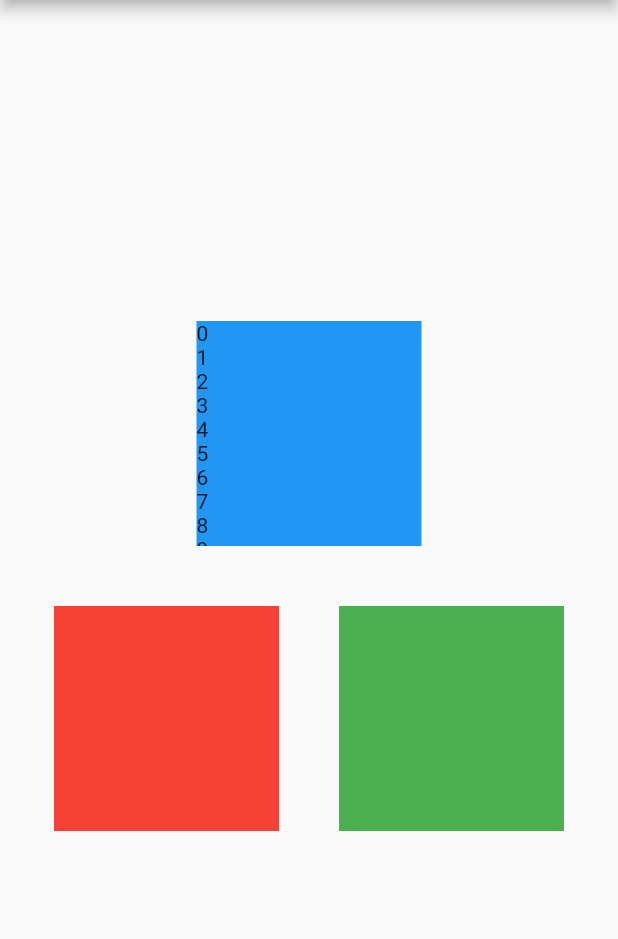
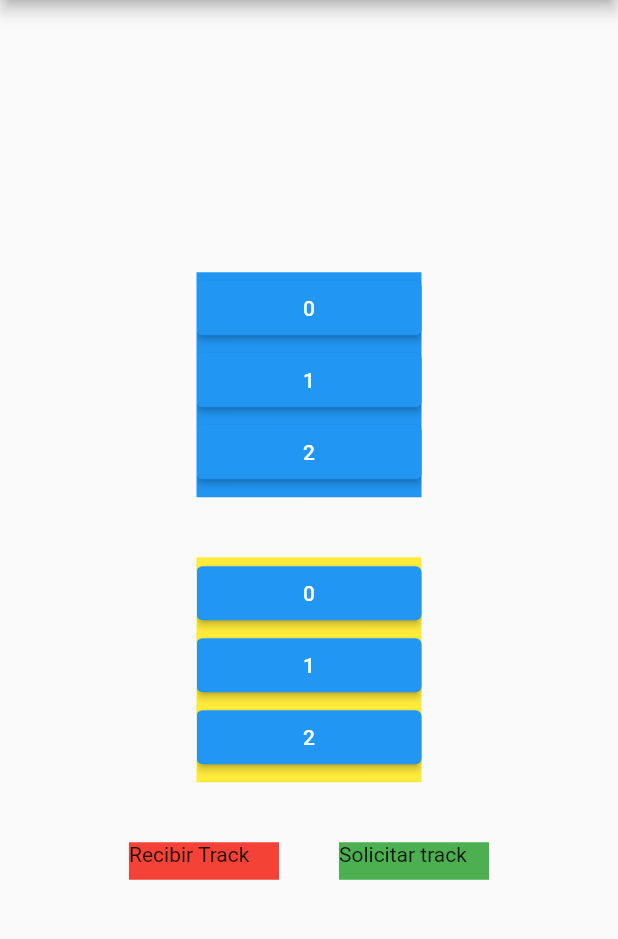
Before and after one commit to jhaos/EyeMe, a Flutter app: the screen it shows after launch, on a phone screen of 412 x 824 dp, the part 84-1023 px from its top. Run offline on Flutter 3.47's test engine with Material 2 defaults, Android fonts, the phone set to English and light mode, and no system bars.

```diff
--- a/lib/homepage.dart
+++ b/lib/homepage.dart
@@ -9,9 +9,7 @@ class HomePage extends StatefulWidget {
 }
 
 class _HomePageState extends State<HomePage> {
-  Widget _Track(_text){
-    return Text(_text);
-  }
+
 
   Widget build(BuildContext context) {
     return Scaffold(
@@ -32,7 +30,11 @@ class _HomePageState extends State<HomePage> {
     );
   }
 
-  Widget _list_buttom(){
+  Widget _Track(_text){
+    return Text(_text);
+  }
+
+  Widget _list_buttom(_text){
     return ElevatedButton(
       onPressed: () {
         Navigator.push(context,
@@ -40,7 +42,7 @@ class _HomePageState extends State<HomePage> {
               builder: (context) => TrackInfo()
           ),
         );
-      }, child: Text("Go to tracks"),
+      }, child: _Track(_text),
     );
   }
   Widget _body() {
@@ -66,8 +68,28 @@ class _HomePageState extends State<HomePage> {
                         physics: const BouncingScrollPhysics(),
                         itemCount: 20,
                         itemBuilder: (context, position){
-                          _list_buttom();
-                          return _Track(position.toString());
+                          return _list_buttom(position.toString());
+                        },
+                      ),
+                    ),
+                  ),
+                ],
+              ),
+              Row(
+                mainAxisAlignment: MainAxisAlignment.center,
+                crossAxisAlignment: CrossAxisAlignment.center,
+                children: <Widget> [
+                  Padding(
+                    padding: const EdgeInsets.all(20.0),
+                    child: Container(
+                      color: Colors.yellow,
+                      height: 150,
+                      width: 150,
+                      child: ListView.builder(
+                        physics: const BouncingScrollPhysics(),
+                        itemCount: 20,
+                        itemBuilder: (context, position){
+                          return _list_buttom(position.toString());
                         },
                       ),
                     ),
@@ -82,16 +104,18 @@ class _HomePageState extends State<HomePage> {
                     padding: const EdgeInsets.all(20.0),
                     child: Container(
                       color: Colors.red,
-                      height: 150,
-                      width: 150,
+                      height: 25,
+                      width: 100,
+                      child: Text("Recibir Track"),
                     ),
                   ),
                   Padding(
                     padding: const EdgeInsets.all(20.0),
                     child: Container(
                       color: Colors.green,
-                      height: 150,
-                      width: 150,
+                      height: 25,
+                      width: 100,
+                      child: Text("Solicitar track"),
                     ),
                   )
                 ],
```
